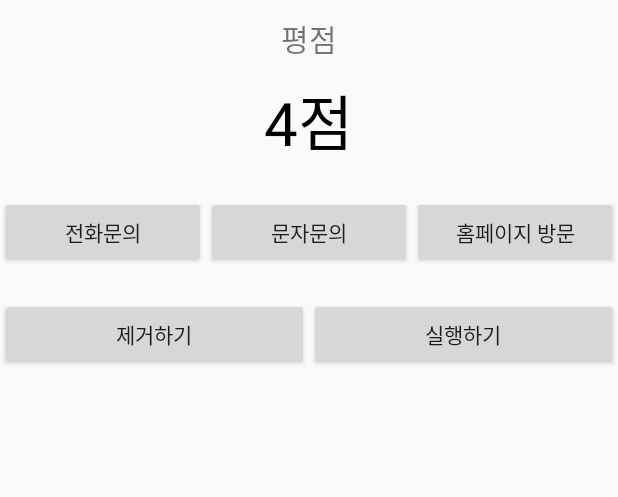
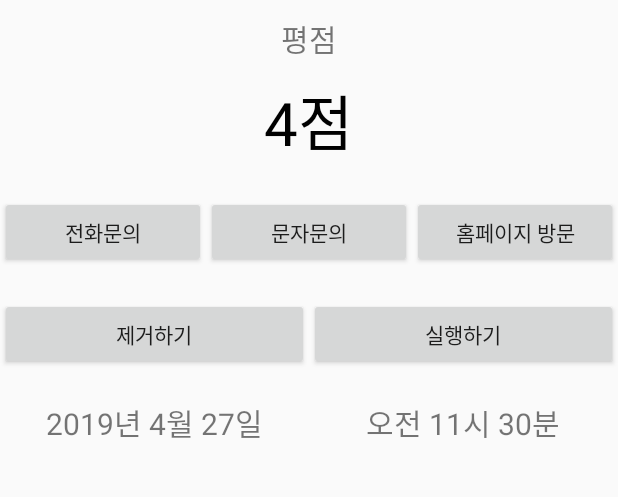
Before and after one commit to chaeakf/PlayStoreCopycat, an Android app: the screen it shows after launch (AppDetailActivity), after a tap on an icon or button, on a phone screen of 412 x 824 dp, the part 250-747 px from its top. Run offline under Robolectric (Android 15) with nearby library versions, the phone set to English and light mode, and no system bars; our stand-ins replace data binding; 1 other tap on this screen came first.

Commit message:
텍스트 뷰 등 일반 View들도 터치 이벤트 가능

```diff
--- a/app/src/main/java/com/tj/playstorecopycat/AppDetailActivity.java
+++ b/app/src/main/java/com/tj/playstorecopycat/AppDetailActivity.java
@@ -5,6 +5,7 @@ import android.databinding.DataBindingUtil;
 import android.net.Uri;
 import android.support.v7.app.AppCompatActivity;
 import android.os.Bundle;
+import android.util.Log;
 import android.view.View;
 
 import com.tj.playstorecopycat.databinding.ActivityAppDetailBinding;
@@ -55,5 +56,12 @@ public class AppDetailActivity extends AppCompatActivity {
             }
         });
 
+        act.dateTxt.setOnClickListener(new View.OnClickListener() {
+            @Override
+            public void onClick(View v) {
+                Log.d("텍스트뷰클릭!","실제로 동작하나??");
+            }
+        });
+
     }
 }
--- a/app/src/main/java/com/tj/playstorecopycat/MainActivity.java
+++ b/app/src/main/java/com/tj/playstorecopycat/MainActivity.java
@@ -93,7 +93,6 @@ public class MainActivity extends AppCompatActivity {
 
                         mAppAdapter.notifyDataSetChanged();
 
-
                         Toast.makeText(MainActivity.this, "해당 앱이 삭제되었습니다", Toast.LENGTH_SHORT).show();
 
 
--- a/app/src/main/res/layout/activity_app_detail.xml
+++ b/app/src/main/res/layout/activity_app_detail.xml
@@ -121,5 +121,31 @@
 
         </LinearLayout>
 
+        <LinearLayout
+            android:layout_marginTop="20dp"
+            android:layout_width="match_parent"
+            android:layout_height="wrap_content"
+            android:orientation="horizontal">
+
+            <TextView
+                android:id="@+id/dateTxt"
+                android:layout_width="0dp"
+                android:layout_weight="1"
+                android:layout_height="wrap_content"
+                android:textSize="20sp"
+                android:gravity="center"
+                android:text="2019년 4월 27일"/>
+
+            <TextView
+                android:id="@+id/timeTxt"
+                android:layout_width="0dp"
+                android:layout_weight="1"
+                android:layout_height="wrap_content"
+                android:textSize="20sp"
+                android:gravity="center"
+                android:text="오전 11시 30분"/>
+
+        </LinearLayout>
+
     </LinearLayout>
 </layout>
```
